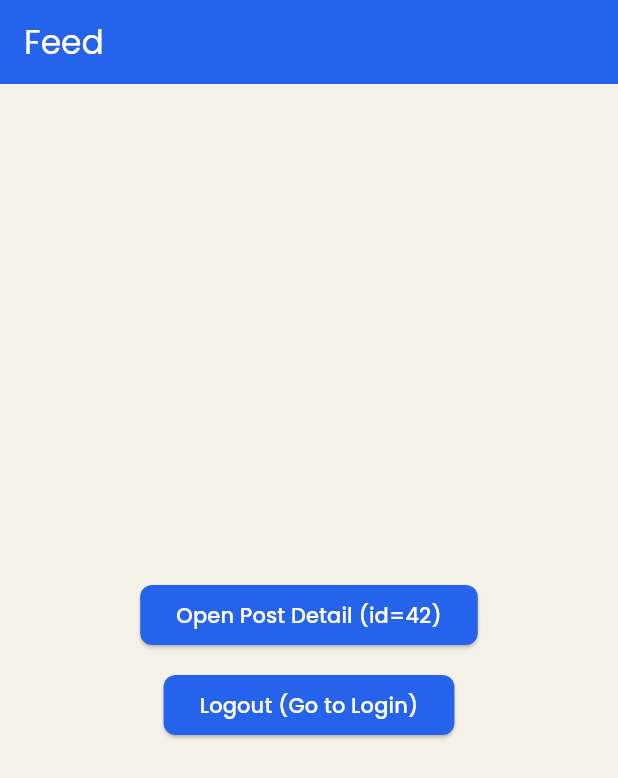
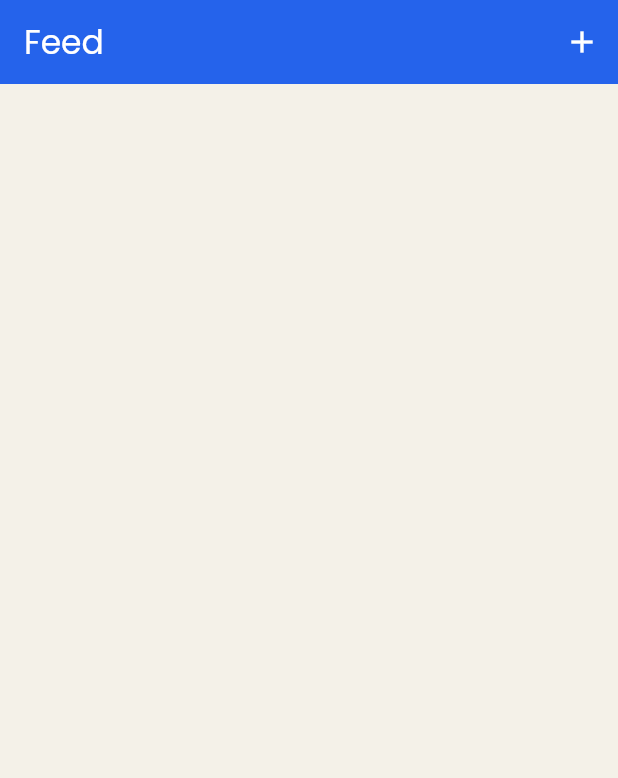
Before and after one commit to CarlosYanBezerraVieira/dev_connect, a Flutter app: the FeedPage screen opened by its route, on a phone screen of 412 x 824 dp. Shown: the top 778 px of the screen. Run offline on Flutter 3.47's test engine with Material 3 defaults, Android fonts, the phone set to English and light mode, and no system bars; our stand-ins replace flutter_dotenv, flutter_mobx, get_it, go_router, google_fonts, hive and 1 more; missing offline and left inert: validatorless; accounts and stored records are empty; statements that could not run were skipped.

Commit message:
feat: create feed page

```diff
--- a/lib/features/feed/feed_page.dart
+++ b/lib/features/feed/feed_page.dart
@@ -1,35 +1,49 @@
+import 'package:dev_connect/core/ui/components/post/post_card.dart';
+import 'package:dev_connect/models/post_model.dart';
 import 'package:flutter/material.dart';
-import 'package:go_router/go_router.dart';
-import 'package:dev_connect/core/routes/app_routes.dart';
+import 'package:flutter_mobx/flutter_mobx.dart';
+import 'package:dev_connect/core/di/service_locator.dart';
+import 'package:dev_connect/features/feed/controller/feed_controller.dart';
 
-class FeedPage extends StatelessWidget {
+class FeedPage extends StatefulWidget {
   const FeedPage({super.key});
+
+  @override
+  State<FeedPage> createState() => _FeedPageState();
+}
+
+class _FeedPageState extends State<FeedPage> {
+  final FeedController _controller = locator<FeedController>();
+
+  @override
+  void initState() {
+    super.initState();
+    _controller.init();
+  }
 
   @override
   Widget build(BuildContext context) {
     return Scaffold(
-      appBar: AppBar(title: const Text('Feed')),
-      body: Center(
-        child: Column(
-          mainAxisSize: MainAxisSize.min,
-          children: <Widget>[
-            ElevatedButton(
-              onPressed: () {
-                // navega para detalhes do post com id de exemplo
-                final String path = AppRoutes.postDetail.replaceFirst(':id', '42');
-                context.go(path);
-              },
-              child: const Text('Open Post Detail (id=42)'),
-            ),
-            const SizedBox(height: 12),
-            ElevatedButton(
-              onPressed: () {
-                // voltar para login (exemplo de logout)
-                context.go(AppRoutes.login);
-              },
-              child: const Text('Logout (Go to Login)'),
-            ),
-          ],
+      appBar: AppBar(
+        title: const Text('Feed'),
+        actions: <Widget>[
+          IconButton(
+            icon: const Icon(Icons.add),
+            onPressed: () {},
+          ),
+        ],
+      ),
+      body: Observer(
+        builder: (_) => ListView.builder(
+          itemCount: _controller.store.posts.length,
+          itemBuilder: (BuildContext context, int index) {
+            final Post post = _controller.store.posts[index];
+            return PostCard(
+              post: post,
+              onLike: () => _controller.toggleLike(post),
+              onComment: () {},
+            );
+          },
         ),
       ),
     );
```
